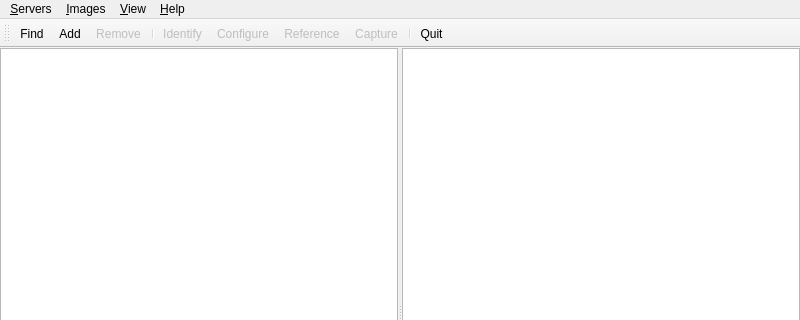
The window that compoundpi/windows/main_window.ui (waveform-computing/compoundpi) describes before a commit, drawn with Qt 5; both pictures show x 0 to 800 and y 0 to 320 of the 800 by 600 pixel window.
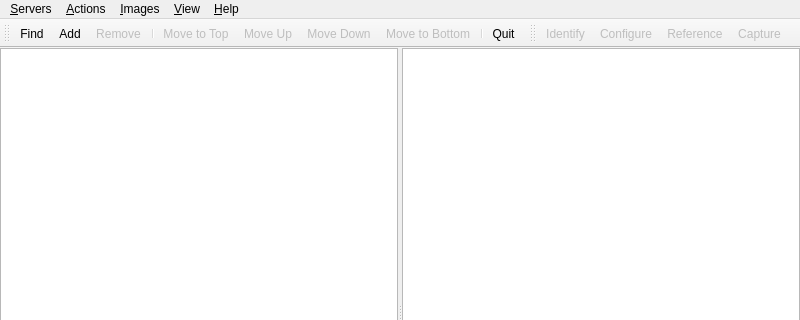
The same window after the commit.

```diff
--- a/compoundpi/windows/main_window.ui
+++ b/compoundpi/windows/main_window.ui
@@ -121,15 +121,25 @@
     <addaction name="toolbar_action"/>
     <addaction name="status_bar_action"/>
    </widget>
+   <widget class="QMenu" name="actions_menu">
+    <property name="title">
+     <string>&amp;Actions</string>
+    </property>
+    <addaction name="identify_action"/>
+    <addaction name="configure_action"/>
+    <addaction name="reference_action"/>
+    <addaction name="capture_action"/>
+   </widget>
    <addaction name="servers_menu"/>
+   <addaction name="actions_menu"/>
    <addaction name="images_menu"/>
    <addaction name="view_menu"/>
    <addaction name="help_menu"/>
   </widget>
   <widget class="QStatusBar" name="status_bar"/>
-  <widget class="QToolBar" name="tool_bar">
-   <property name="windowTitle">
-    <string>toolBar</string>
+  <widget class="QToolBar" name="servers_toolbar">
+   <property name="toolButtonStyle">
+    <enum>Qt::ToolButtonIconOnly</enum>
    </property>
    <attribute name="toolBarArea">
     <enum>TopToolBarArea</enum>
@@ -141,12 +151,27 @@
    <addaction name="add_action"/>
    <addaction name="remove_action"/>
    <addaction name="separator"/>
+   <addaction name="move_top_action"/>
+   <addaction name="move_up_action"/>
+   <addaction name="move_down_action"/>
+   <addaction name="move_bottom_action"/>
+   <addaction name="separator"/>
+   <addaction name="quit_action"/>
+  </widget>
+  <widget class="QToolBar" name="actions_toolbar">
+   <property name="windowTitle">
+    <string>toolBar</string>
+   </property>
+   <attribute name="toolBarArea">
+    <enum>TopToolBarArea</enum>
+   </attribute>
+   <attribute name="toolBarBreak">
+    <bool>false</bool>
+   </attribute>
    <addaction name="identify_action"/>
    <addaction name="configure_action"/>
    <addaction name="reference_action"/>
    <addaction name="capture_action"/>
-   <addaction name="separator"/>
-   <addaction name="quit_action"/>
   </widget>
   <action name="find_action">
    <property name="text">
@@ -324,6 +349,66 @@
     <string>Copy the selected server's settings to all other servers</string>
    </property>
   </action>
+  <action name="move_top_action">
+   <property name="enabled">
+    <bool>false</bool>
+   </property>
+   <property name="text">
+    <string>Move to &amp;Top</string>
+   </property>
+   <property name="toolTip">
+    <string>Move the selected servers to the top of the list</string>
+   </property>
+  </action>
+  <action name="move_up_action">
+   <property name="enabled">
+    <bool>false</bool>
+   </property>
+   <property name="text">
+    <string>Move &amp;Up</string>
+   </property>
+   <property name="toolTip">
+    <string>Move the selected servers up one position</string>
+   </property>
+  </action>
+  <action name="move_down_action">
+   <property name="enabled">
+    <bool>false</bool>
+   </property>
+   <property name="text">
+    <string>Move &amp;Down</string>
+   </property>
+   <property name="toolTip">
+    <string>Move the selected servers down one position</string>
+   </property>
+  </action>
+  <action name="move_bottom_action">
+   <property name="enabled">
+    <bool>false</bool>
+   </property>
+   <property name="text">
+    <string>Move to &amp;Bottom</string>
+   </property>
+   <property name="toolTip">
+    <string>Move the selected servers to the bottom of the list</string>
+   </property>
+  </action>
+  <action name="toolbars_servers_action">
+   <property name="checkable">
+    <bool>true</bool>
+   </property>
+   <property name="text">
+    <string>&amp;Servers</string>
+   </property>
+  </action>
+  <action name="toolbars_actions_action">
+   <property name="checkable">
+    <bool>true</bool>
+   </property>
+   <property name="text">
+    <string>&amp;Actions</string>
+   </property>
+  </action>
  </widget>
  <resources/>
  <connections>
```
Left out of the diff: 28 changed lines with no effect on the pictures.
